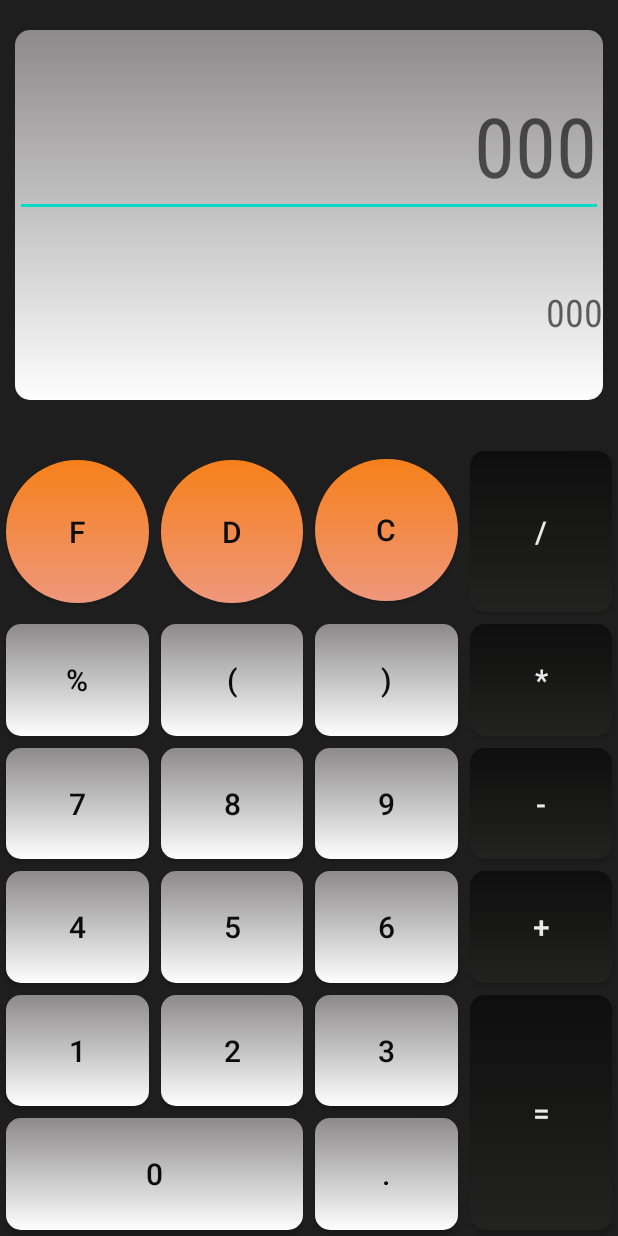
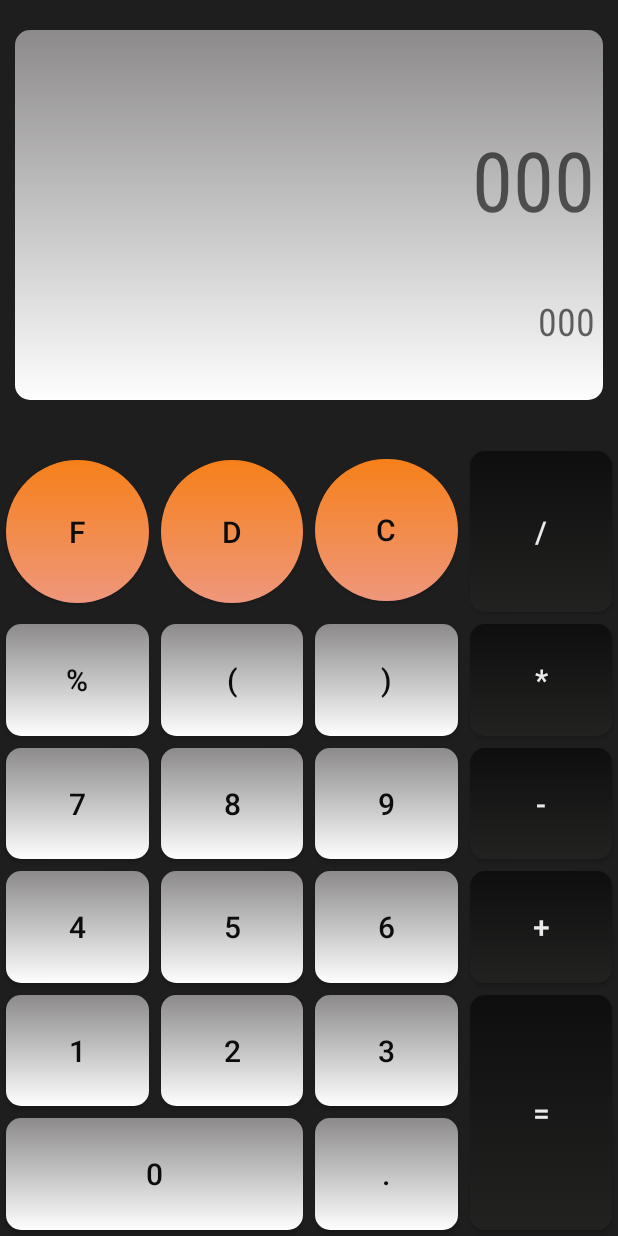
Before and after one commit to Taranuyk-Maksim/Calculator, an Android app: the layout main_activity.xml on its own in the app's theme, with its tools: preview values and no code run, on a phone screen of 412 x 824 dp. Run offline under Robolectric (Android 15) with nearby library versions, the phone set to English and light mode, and no system bars.

```diff
--- a/app/src/main/java/com/example/calculator/PolishNotation.kt
+++ b/app/src/main/java/com/example/calculator/PolishNotation.kt
@@ -9,7 +9,7 @@ class PolishNotation {
     private var stackNumbers: Stack<Double> = Stack()
     private var stackOperations: Stack<String> = Stack()
 
-    // check if the string is a number
+    //check if the string is a number
     @Throws(NumberFormatException::class)
     private fun isDigit(s: String): Boolean {
         return try {
--- a/app/src/main/res/layout/main_activity.xml
+++ b/app/src/main/res/layout/main_activity.xml
@@ -1,14 +1,14 @@
 <?xml version="1.0" encoding="utf-8"?>
-<layout >
+<layout xmlns:android="http://schemas.android.com/apk/res/android"
+    xmlns:app="http://schemas.android.com/apk/res-auto"
+    xmlns:tools="http://schemas.android.com/tools">
     <data>
         <variable
             name="handler"
             type="com.example.calculator.Handler" />
     </data>
 
-    <androidx.constraintlayout.widget.ConstraintLayout xmlns:android="http://schemas.android.com/apk/res/android"
-        xmlns:app="http://schemas.android.com/apk/res-auto"
-        xmlns:tools="http://schemas.android.com/tools"
+    <androidx.constraintlayout.widget.ConstraintLayout
         android:layout_width="match_parent"
         android:layout_height="match_parent"
         android:background="@color/colorBackground">
@@ -307,16 +307,16 @@
             app:layout_constraintStart_toStartOf="parent"
             app:layout_constraintTop_toTopOf="parent">
 
-            <EditText
+            <TextView
                 android:id="@+id/et_input"
                 style="@style/TextNumber.Input"
+                android:hint="@string/value_hint"
                 android:text="@{handler.exp.expression}"
-                android:hint="@string/value_hint"
                 app:layout_constraintBottom_toBottomOf="parent"
                 app:layout_constraintEnd_toEndOf="parent"
                 app:layout_constraintStart_toStartOf="parent"
                 app:layout_constraintTop_toTopOf="parent"
-                app:layout_constraintVertical_bias="0.0" />
+                app:layout_constraintVertical_bias="0.23" />
 
             <TextView
                 android:id="@+id/tv_output"
--- a/app/src/main/res/values/dimens.xml
+++ b/app/src/main/res/values/dimens.xml
@@ -21,9 +21,13 @@
     <dimen name="input_area_bottom_margin">30dp</dimen>
 
     <dimen name="input_text_marginTop">30dp</dimen>
+    <dimen name="input_text_marginLeft">5dp</dimen>
+    <dimen name="input_text_marginRight">5dp</dimen>
 
     <dimen name="output_text_marginTop">10dp</dimen>
     <dimen name="output_text_marginBottom">5dp</dimen>
+    <dimen name="output_text_marginLeft">5dp</dimen>
+    <dimen name="output_text_marginRight">5dp</dimen>
 
 
 </resources>
--- a/app/src/main/res/values/styles.xml
+++ b/app/src/main/res/values/styles.xml
@@ -39,6 +39,8 @@
     </style>
 
     <style name="TextNumber.Input">
+        <item name="android:layout_marginLeft">@dimen/input_text_marginLeft</item>
+        <item name="android:layout_marginRight">@dimen/input_text_marginRight</item>
         <item name="android:textSize">@dimen/input_text</item>
         <item name="android:layout_width">@dimen/dimen_zero</item>
         <item name="android:layout_height">wrap_content</item>
@@ -46,6 +48,8 @@
     </style>
 
     <style name="TextNumber.Result">
+        <item name="android:layout_marginLeft">@dimen/output_text_marginLeft</item>
+        <item name="android:layout_marginRight">@dimen/output_text_marginRight</item>
         <item name="android:textSize">@dimen/output_text</item>
         <item name="android:layout_width">@dimen/dimen_zero</item>
         <item name="android:layout_height">wrap_content</item>
```
Also changed, not shown: app/src/main/java/com/example/calculator/Expression.kt (+19 -7 lines), app/src/main/java/com/example/calculator/Handler.kt (+12 -13 lines).
